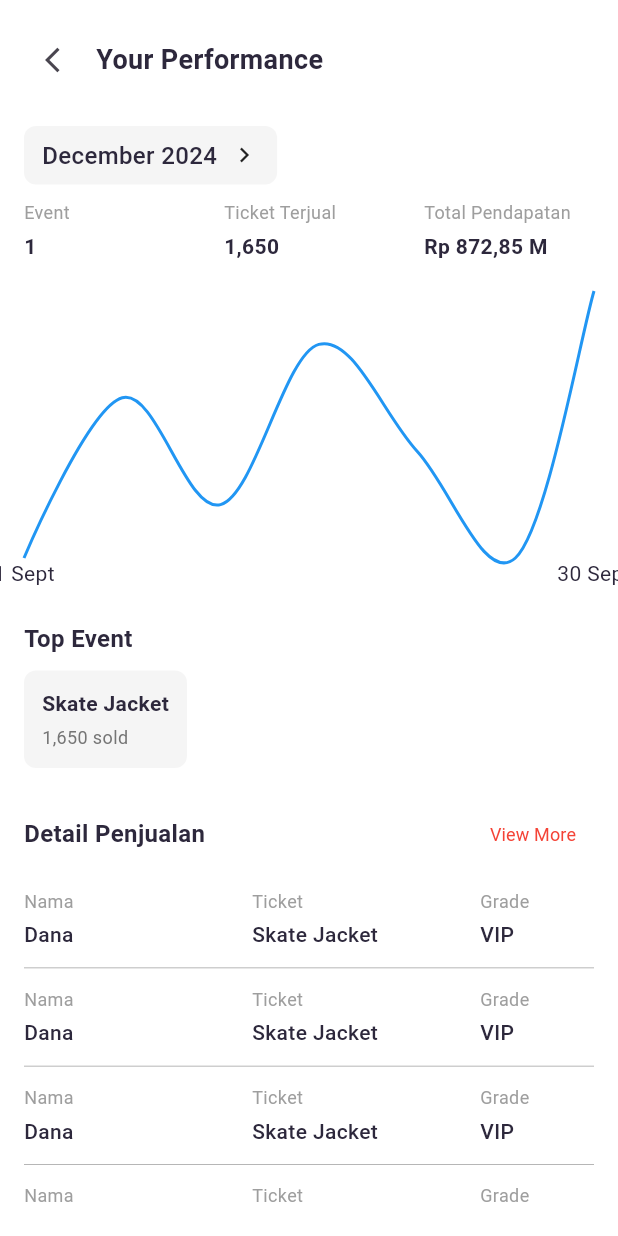
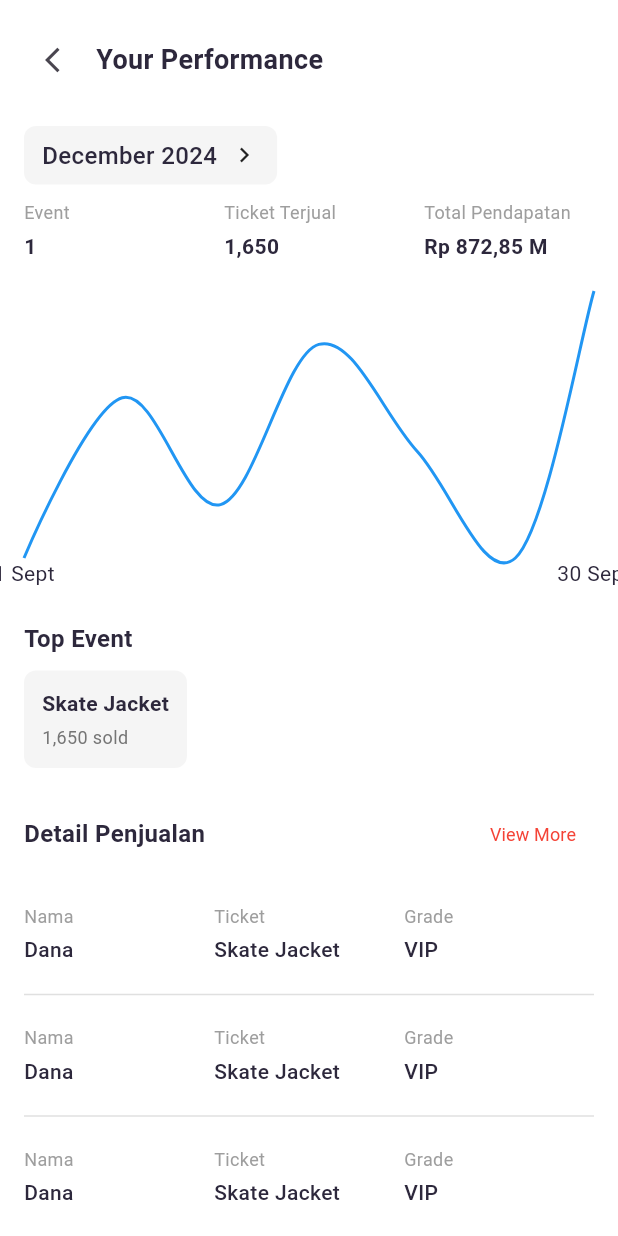
Before and after one commit to TI-3D/fest-ticketing-app, a Flutter app: the Sales screen opened directly, on a phone screen of 412 x 824 dp. Run offline on Flutter 3.47's test engine with Material 3 defaults, Android fonts, the phone set to English and light mode, and no system bars; drawn by our look-alikes of fl_chart; our stand-ins replace dartz, dio, equatable, firebase_core, flutter_bloc, flutter_secure_storage and 5 more; accounts and stored records are empty; Roboto replaces fonts that are missing (CircularStd).

Commit message:
update dashboard eo

```diff
--- a/lib/presentation/eo/screen/sales.dart
+++ b/lib/presentation/eo/screen/sales.dart
@@ -20,7 +20,8 @@ class _SalesState extends State<Sales> {
   }
 
   Future<void> _loadPerformanceData() async {
-    // Logika Load performance data sesuai bulan
+    // Placeholder untuk logika pengambilan data performa
+    print('Load data untuk bulan: ${selectedMonth.month}-${selectedMonth.year}');
   }
 
   @override
@@ -33,7 +34,33 @@ class _SalesState extends State<Sales> {
           child: Column(
             crossAxisAlignment: CrossAxisAlignment.start,
             children: [
-              Row(
+              _buildHeader(context),
+              const SizedBox(height: 20),
+              _buildMonthSelector(),
+              const SizedBox(height: 10),
+              _buildStatsRow(),
+              const SizedBox(height: 20),
+              _buildLineChart(),
+              const SizedBox(height: 20),
+              _buildSectionHeader('Top Event', null),
+              const SizedBox(height: 10),
+              _buildTopEventCard(),
+              const SizedBox(height: 20),
+              _buildSectionHeader('Detail Penjualan', () {
+                // Placeholder untuk navigasi ke halaman detail
+                print('View More pressed');
+              }),
+              const SizedBox(height: 10),
+              _buildSalesDetails(),
+            ],
+          ),
+        ),
+      ),
+    );
+  }
+
+  Widget _buildHeader(BuildContext context) {
+    return Row(
       children: [
         IconButton(
           icon: const Icon(Icons.arrow_back_ios, size: 20),
@@ -41,18 +68,14 @@ class _SalesState extends State<Sales> {
         ),
         const Text(
           'Your Performance',
-                    style: TextStyle(
-                      fontSize: 18,
-                      fontWeight: FontWeight.bold,
-                    ),
+          style: TextStyle(fontSize: 18, fontWeight: FontWeight.bold),
         ),
       ],
-              ),
+    );
+  }
 
-              const SizedBox(height: 20),
-
-              // Month selector
-              Row(
+  Widget _buildMonthSelector() {
+    return Row(
       mainAxisAlignment: MainAxisAlignment.spaceBetween,
       children: [
         MonthSelector(
@@ -60,12 +83,11 @@ class _SalesState extends State<Sales> {
           onMonthSelected: _handleMonthChange,
         )
       ],
-              ),
+    );
+  }
 
-              const SizedBox(height: 10),
-
-              // Stats row
-              Row(
+  Widget _buildStatsRow() {
+    return Row(
       children: [
         _buildStatItem('Event', '1'),
         const SizedBox(width: 20),
@@ -73,26 +95,19 @@ class _SalesState extends State<Sales> {
         const SizedBox(width: 20),
         _buildStatItem('Total Pendapatan', 'Rp 872,85 M'),
       ],
-              ),
+    );
+  }
 
-              const SizedBox(height: 20),
-
-              // Chart
-              Container(
+  Widget _buildLineChart() {
+    return Container(
       height: 200,
       child: LineChart(
         LineChartData(
           gridData: FlGridData(show: false),
           titlesData: FlTitlesData(
-                      leftTitles: AxisTitles(
-                        sideTitles: SideTitles(showTitles: false),
-                      ),
-                      rightTitles: AxisTitles(
-                        sideTitles: SideTitles(showTitles: false),
-                      ),
-                      topTitles: AxisTitles(
-                        sideTitles: SideTitles(showTitles: false),
-                      ),
+            leftTitles: AxisTitles(sideTitles: SideTitles(showTitles: false)),
+            rightTitles: AxisTitles(sideTitles: SideTitles(showTitles: false)),
+            topTitles: AxisTitles(sideTitles: SideTitles(showTitles: false)),
             bottomTitles: AxisTitles(
               sideTitles: SideTitles(
                 showTitles: true,
@@ -124,82 +139,26 @@ class _SalesState extends State<Sales> {
           ],
         ),
       ),
-              ),
+    );
+  }
 
-              const SizedBox(height: 20),
-
-              // Top Event section
-              const Text(
-                'Top Event',
-                style: TextStyle(
-                  fontSize: 16,
-                  fontWeight: FontWeight.bold,
-                ),
-              ),
-              const SizedBox(height: 10),
-              _buildTopEventCard(),
-
-              const SizedBox(height: 20),
-
-              // Detail Penjualan section
-              Row(
+  Widget _buildSectionHeader(String title, VoidCallback? action) {
+    return Row(
       mainAxisAlignment: MainAxisAlignment.spaceBetween,
       children: [
-                  const Text(
-                    'Detail Penjualan',
-                    style: TextStyle(
-                      fontSize: 16,
-                      fontWeight: FontWeight.bold,
+        Text(
+          title,
+          style: const TextStyle(fontSize: 16, fontWeight: FontWeight.bold),
         ),
-                  ),
+        if (action != null)
           TextButton(
-                    onPressed: () {},
+            onPressed: action,
             child: const Text(
               'View More',
               style: TextStyle(color: Colors.red),
             ),
           ),
       ],
-              ),
-
-              // Sales details list
-              Expanded(
-                child: ListView.builder(
-                  itemCount: 4,
-                  itemBuilder: (context, index) {
-                    return _buildSalesDetailItem();
-                  },
-                ),
-              ),
-            ],
-          ),
-        ),
-      ),
-    );
-  }
-
-  Widget _buildStatItem(String label, String value) {
-    return Expanded(
-      child: Column(
-        crossAxisAlignment: CrossAxisAlignment.start,
-        children: [
-          Text(
-            label,
-            style: const TextStyle(
-              fontSize: 12,
-              color: Colors.grey,
-            ),
-          ),
-          const SizedBox(height: 4),
-          Text(
-            value,
-            style: const TextStyle(
-              fontSize: 14,
-              fontWeight: FontWeight.bold,
-            ),
-          ),
-        ],
-      ),
     );
   }
 
@@ -215,105 +174,68 @@ class _SalesState extends State<Sales> {
         children: [
           const Text(
             'Skate Jacket',
-            style: TextStyle(
-              fontSize: 14,
-              fontWeight: FontWeight.bold,
-            ),
+            style: TextStyle(fontSize: 14, fontWeight: FontWeight.bold),
           ),
           const SizedBox(height: 4),
           Text(
             '1,650 sold',
-            style: TextStyle(
-              fontSize: 12,
-              color: Colors.grey[600],
-            ),
+            style: TextStyle(fontSize: 12, color: Colors.grey[600]),
           ),
         ],
       ),
     );
   }
 
+  Widget _buildSalesDetails() {
+    return Expanded(
+      child: ListView.separated(
+        itemCount: 4,
+        separatorBuilder: (context, index) => Divider(color: Colors.grey[300]),
+        itemBuilder: (context, index) {
+          return _buildSalesDetailItem();
+        },
+      ),
+    );
+  }
+
   Widget _buildSalesDetailItem() {
-    return Container(
+    return Padding(
       padding: const EdgeInsets.symmetric(vertical: 12),
-      decoration: const BoxDecoration(
-        border: Border(
-          bottom: BorderSide(
-            color: Colors.grey,
-            width: 0.5,
-          ),
-        ),
-      ),
       child: Row(
         children: [
-          Expanded(
-            flex: 2,
+          _buildDetailColumn('Nama', 'Dana'),
+          _buildDetailColumn('Ticket', 'Skate Jacket'),
+          _buildDetailColumn('Grade', 'VIP'),
+        ],
+      ),
+    );
+  }
+
+  Widget _buildDetailColumn(String label, String value) {
+    return Expanded(
       child: Column(
         crossAxisAlignment: CrossAxisAlignment.start,
-              children: const [
-                Text(
-                  'Nama',
-                  style: TextStyle(
-                    fontSize: 12,
-                    color: Colors.grey,
-                  ),
-                ),
-                SizedBox(height: 4),
-                Text(
-                  'Dana',
-                  style: TextStyle(
-                    fontSize: 14,
-                    fontWeight: FontWeight.w500,
-                  ),
-                ),
+        children: [
+          Text(label, style: const TextStyle(fontSize: 12, color: Colors.grey)),
+          const SizedBox(height: 4),
+          Text(value,
+              style:
+                  const TextStyle(fontSize: 14, fontWeight: FontWeight.w500)),
         ],
       ),
-          ),
-          Expanded(
-            flex: 2,
+    );
+  }
+
+  Widget _buildStatItem(String label, String value) {
+    return Expanded(
       child: Column(
         crossAxisAlignment: CrossAxisAlignment.start,
-              children: const [
-                Text(
-                  'Ticket',
-                  style: TextStyle(
-                    fontSize: 12,
-                    color: Colors.grey,
-                  ),
-                ),
-                SizedBox(height: 4),
-                Text(
-                  'Skate Jacket',
-                  style: TextStyle(
-                    fontSize: 14,
-                    fontWeight: FontWeight.w500,
-                  ),
-                ),
-              ],
-            ),
-          ),
-          Expanded(
-            child: Column(
-              crossAxisAlignment: CrossAxisAlignment.start,
-              children: const [
-                Text(
-                  'Grade',
-                  style: TextStyle(
-                    fontSize: 12,
-                    color: Colors.grey,
-                  ),
-                ),
-                SizedBox(height: 4),
-                Text(
-                  'VIP',
-                  style: TextStyle(
-                    fontSize: 14,
-                    fontWeight: FontWeight.w500,
-                  ),
-                ),
-              ],
-            ),
-          ),
+        children: [
+          Text(label, style: const TextStyle(fontSize: 12, color: Colors.grey)),
+          const SizedBox(height: 4),
+          Text(value,
+              style:
+                  const TextStyle(fontSize: 14, fontWeight: FontWeight.bold)),
         ],
       ),
     );
```
Also changed, not shown: lib/presentation/eo/screen/edit_event.dart (added, +231 -0 lines), lib/presentation/eo/screen/event_detail.dart (added, +168 -0 lines), lib/presentation/eo/screen/event_organizer.dart (+46 -2 lines), lib/presentation/profile/screen/profile.dart (+14 -0 lines). Lines whose indentation alone changed are shown as unchanged.
